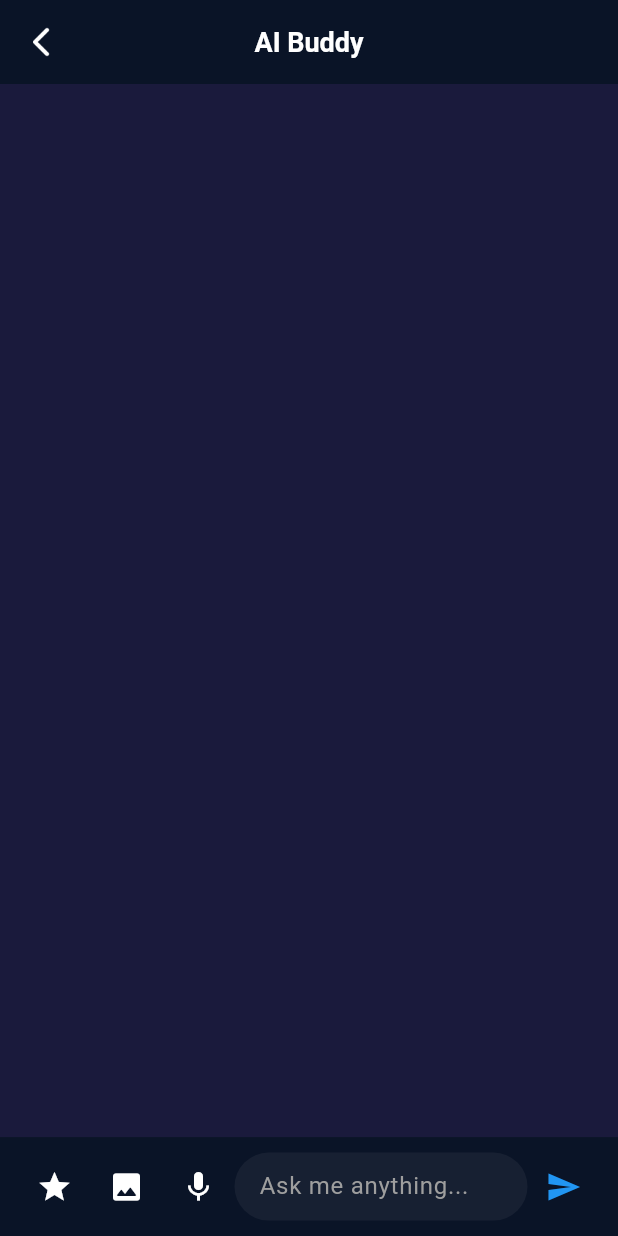
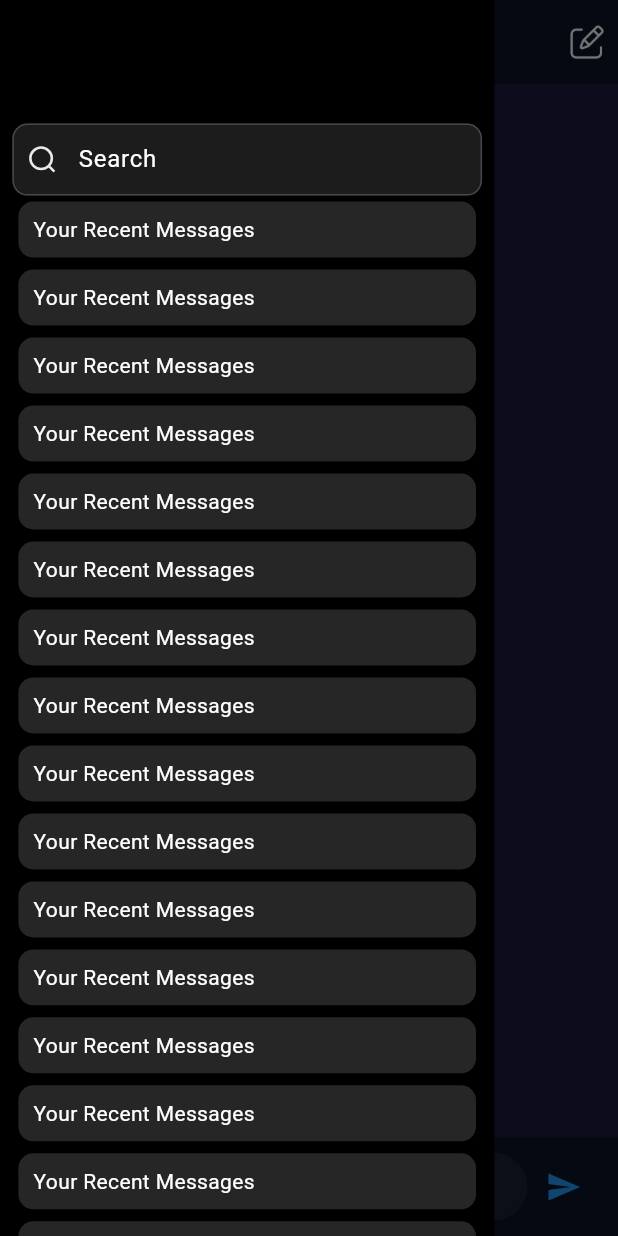
Before and after one commit to DevWahabBaloch/aibuddy, a Flutter app: the ChatScreen screen opened directly, with the side drawer open (before the commit the screen has no drawer), on a phone screen of 412 x 824 dp. Run offline on Flutter 3.47's test engine with Material 3 defaults, Android fonts, the phone set to English and light mode, and no system bars; our stand-ins replace cached_network_image, dio, firebase_auth, firebase_core, firebase_database, flutter_dotenv and 4 more; accounts and stored records are empty.

Commit message:
Custom Drawer + AppBar Updated

```diff
--- a/lib/core/constants/api_constants.dart
+++ b/lib/core/constants/api_constants.dart
@@ -1,3 +1,3 @@
 class ApiConstants {
-  static const String BASE_URL = 'https://generativelanguage.googleapis.com/v1beta/models/gemini-2.0-flash:generateContent?key=';
+  static const String BASE_URL = 'https://generativelanguage.googleapis.com/v1beta/models/gemini-1.5-pro:generateContent?key=';
 }
--- a/lib/core/widgets/appbar/appbar/my_app_bar.dart
+++ b/lib/core/widgets/appbar/appbar/my_app_bar.dart
@@ -97,7 +97,6 @@
 
 import 'package:aibuddy/gen/assets.gen.dart';
 import 'package:flutter/material.dart';
-import 'package:get/get.dart';
 
 class MyAppBar extends StatelessWidget implements PreferredSizeWidget {
   final Widget _child;
@@ -105,7 +104,11 @@ class MyAppBar extends StatelessWidget implements PreferredSizeWidget {
   MyAppBar({
     super.key,
     required final String title,
-  }) : _child = _AppBar(title: title);
+    final VoidCallback? onTap,
+  }) : _child = _AppBar(
+          title: title,
+          onTap: onTap,
+        );
 
   MyAppBar.noBackBtn({
     super.key,
@@ -118,14 +121,13 @@ class MyAppBar extends StatelessWidget implements PreferredSizeWidget {
   }
 
   @override
-  // TODO: implement preferredSize
   Size get preferredSize => const Size.fromHeight(kToolbarHeight);
 }
 
 class _AppBar extends StatelessWidget {
   final String title;
-
-  const _AppBar({required this.title});
+  final VoidCallback? onTap;
+  const _AppBar({required this.title, this.onTap});
 
   @override
   Widget build(BuildContext context) {
@@ -133,13 +135,14 @@ class _AppBar extends StatelessWidget {
     double width = MediaQuery.sizeOf(context).width;
     return AppBar(
       leading: GestureDetector(
-        onTap: () => Get.back(),
+        onTap: onTap,
         child: Padding(
-          padding: const EdgeInsets.all(12.0), // Adjust padding for better tap area
+          padding: const EdgeInsets.all(14.0),
           child: Image.asset(
-            Assets.icons.chevron.path,
-            height: height * 0.03,
+            Assets.images.icMenu.path,
+            height: height * 0.025,
             color: Colors.white,
+            fit: BoxFit.contain,
           ),
         ),
       ),
@@ -151,9 +154,18 @@ class _AppBar extends StatelessWidget {
           color: Colors.white,
         ),
       ),
-      centerTitle: true, // Centers the title
-      backgroundColor: const Color(0xff0a1427), // Optional: customize as needed
-      elevation: 0, // Optional: removes shadow
+      actions: [
+        Image.asset(
+          Assets.images.icEdit.path,
+          color: Colors.white,
+          height: height * 0.03,
+          fit: BoxFit.contain,
+        ),
+        SizedBox(width: width * 0.02)
+      ],
+      centerTitle: true,
+      backgroundColor: const Color(0xff0a1427),
+      elevation: 0,
     );
   }
 }
@@ -171,7 +183,7 @@ class _NoBackButtonAppBar extends StatelessWidget {
         style: const TextStyle(
           fontSize: 18.0,
           fontWeight: FontWeight.w700,
-          color: Colors.black, // Changed to black for visibility; adjust as needed
+          color: Colors.black,
         ),
       ),
       centerTitle: true,
--- a/lib/features/chat_page/view/chat_screen.dart
+++ b/lib/features/chat_page/view/chat_screen.dart
@@ -2,7 +2,10 @@ import 'package:aibuddy/core/constants/app_colors.dart';
 import 'package:aibuddy/core/widgets/appbar/appbar/my_app_bar.dart';
 import 'package:aibuddy/core/widgets/jumping_dots/jumping_dots.dart';
 import 'package:aibuddy/features/chat_page/controller/chat_controller.dart';
+import 'package:aibuddy/features/chat_page/widgets/app_drawer.dart';
 import 'package:aibuddy/features/chat_page/widgets/chat_messages.dart';
+import 'package:aibuddy/gen/assets.gen.dart';
+import 'package:firebase_database/firebase_database.dart';
 import 'package:flutter/material.dart';
 import 'package:get/get.dart';
 
@@ -16,8 +19,12 @@ class ChatScreen extends StatefulWidget {
 class _ChatScreenState extends State<ChatScreen> {
   final TextEditingController _textController = TextEditingController();
   final ChatController chatController = Get.put(ChatController());
+  final GlobalKey<ScaffoldState> _scaffoldKey = GlobalKey();
   final FocusNode _focusNode = FocusNode();
   bool _isTextFieldFocused = false;
+
+  // Realtime Database Using Firebase:
+  final _databaseReferenceToStoreChats = FirebaseDatabase.instance.ref('saved_chats');
 
   @override
   void initState() {
@@ -102,6 +109,13 @@ class _ChatScreenState extends State<ChatScreen> {
                   chatController.sendMessages(_textController.text);
                   _textController.clear();
                   _focusNode.unfocus();
+                  _databaseReferenceToStoreChats.child(DateTime.now().millisecondsSinceEpoch.toString()).set({
+                    'savedChat': _textController.text.toString(),
+                  }).onError(
+                    (error, stackTrace) => Get.showSnackbar(GetSnackBar(
+                      message: 'Error While Saving Chat: $error',
+                    )),
+                  );
                 }
               },
               icon: const Icon(Icons.send, color: Colors.blue),
@@ -112,10 +126,13 @@ class _ChatScreenState extends State<ChatScreen> {
     }
 
     return Scaffold(
+      key: _scaffoldKey,
       backgroundColor: AppColors.primary,
       appBar: MyAppBar(
         title: 'AI Buddy',
+        onTap: () => _scaffoldKey.currentState!.openDrawer(),
       ),
+      drawer: const AppDrawer(),
       body: Column(
         crossAxisAlignment: CrossAxisAlignment.start,
         children: [
--- /dev/null
+++ b/lib/features/chat_page/widgets/app_drawer.dart
@@ -0,0 +1,53 @@
+import 'package:aibuddy/features/chat_page/widgets/recent_saved_chat_tile.dart';
+import 'package:aibuddy/gen/assets.gen.dart';
+import 'package:flutter/material.dart';
+import 'package:flutter_svg/svg.dart';
+
+class AppDrawer extends StatelessWidget {
+  const AppDrawer({super.key});
+
+  @override
+  Widget build(BuildContext context) {
+    double height = MediaQuery.sizeOf(context).height;
+    double width = MediaQuery.sizeOf(context).width;
+    return Container(
+      height: height,
+      width: width * 0.8,
+      color: Colors.black,
+      child: Padding(
+        padding: EdgeInsets.only(top: height * 0.1, left: width * 0.02, right: width * 0.02),
+        child: Column(
+          crossAxisAlignment: CrossAxisAlignment.start,
+          children: [
+            TextFormField(
+              onTapOutside: (event) => FocusManager.instance.primaryFocus!.unfocus(),
+              decoration: InputDecoration(
+                hintText: 'Search',
+                hintStyle: const TextStyle(color: Colors.white),
+                fillColor: const Color.fromARGB(45, 158, 158, 158),
+                filled: true,
+                contentPadding: const EdgeInsets.symmetric(vertical: 12),
+                prefixIcon: SvgPicture.asset(
+                  Assets.svgs.searchIcon,
+                  color: Colors.white,
+                  height: 20,
+                  width: 20,
+                ),
+                prefixIconConstraints: const BoxConstraints(
+                  minWidth: 40,
+                ),
+                border: OutlineInputBorder(borderRadius: BorderRadius.circular(10)),
+              ),
+            ),
+            Expanded(
+              child: ListView.builder(
+                  physics: const BouncingScrollPhysics(),
+                  itemCount: 20,
+                  itemBuilder: (context, index) => const RecentSavedChatTile(title: 'Your Recent Messages')),
+            )
+          ],
+        ),
+      ),
+    );
+  }
+}
--- /dev/null
+++ b/lib/features/chat_page/widgets/recent_saved_chat_tile.dart
@@ -0,0 +1,33 @@
+import 'package:flutter/material.dart';
+
+class RecentSavedChatTile extends StatelessWidget {
+  final String title;
+  const RecentSavedChatTile({
+    super.key,
+    required this.title,
+  });
+
+  @override
+  Widget build(BuildContext context) {
+    double height = MediaQuery.sizeOf(context).height;
+    return SizedBox(
+      height: height * 0.055,
+      child: Card(
+        color: const Color.fromARGB(61, 158, 158, 158),
+        shape: RoundedRectangleBorder(borderRadius: BorderRadius.circular(10)),
+        child: Padding(
+          padding: const EdgeInsets.only(left: 10),
+          child: Row(
+            mainAxisAlignment: MainAxisAlignment.start,
+            children: [
+              Text(
+                title,
+                style: const TextStyle(color: Colors.white),
+              ),
+            ],
+          ),
+        ),
+      ),
+    );
+  }
+}
--- a/lib/gen/assets.gen.dart
+++ b/lib/gen/assets.gen.dart
@@ -44,6 +44,12 @@ class $AssetsImagesGen {
   AssetGenImage get googleicon =>
       const AssetGenImage('assets/images/googleicon.png');
 
+  /// File path: assets/images/ic_edit.png
+  AssetGenImage get icEdit => const AssetGenImage('assets/images/ic_edit.png');
+
+  /// File path: assets/images/ic_menu.png
+  AssetGenImage get icMenu => const AssetGenImage('assets/images/ic_menu.png');
+
   /// File path: assets/images/im1.png
   AssetGenImage get im1 => const AssetGenImage('assets/images/im1.png');
 
@@ -64,8 +70,18 @@ class $AssetsImagesGen {
   AssetGenImage get userP => const AssetGenImage('assets/images/user_p.png');
 
   /// List of all assets
-  List<AssetGenImage> get values =>
-      [bott, googleicon, im1, messages, padlock, unlock, user, userP];
+  List<AssetGenImage> get values => [
+        bott,
+        googleicon,
+        icEdit,
+        icMenu,
+        im1,
+        messages,
+        padlock,
+        unlock,
+        user,
+        userP
+      ];
 }
 
 class $AssetsSvgsGen {
@@ -80,8 +96,11 @@ class $AssetsSvgsGen {
   /// File path: assets/svgs/bot3.svg
   String get bot3 => 'assets/svgs/bot3.svg';
 
+  /// File path: assets/svgs/search_icon.svg
+  String get searchIcon => 'assets/svgs/search_icon.svg';
+
   /// List of all assets
-  List<String> get values => [bot1, bot2, bot3];
+  List<String> get values => [bot1, bot2, bot3, searchIcon];
 }
 
 class Assets {
--- a/pubspec.yaml
+++ b/pubspec.yaml
@@ -47,6 +47,7 @@ dependencies:
   firebase_storage: ^12.4.4
   # flutter_gemini: ^3.0.0
   dio: ^5.8.0+1
+  firebase_database: ^11.3.4
 
 dev_dependencies:
   flutter_test:
```
Also changed, not shown: assets/images/ic_edit.png (added), assets/images/ic_menu.png (added), assets/svgs/search_icon.svg (added), pubspec.lock, 1 other file.
